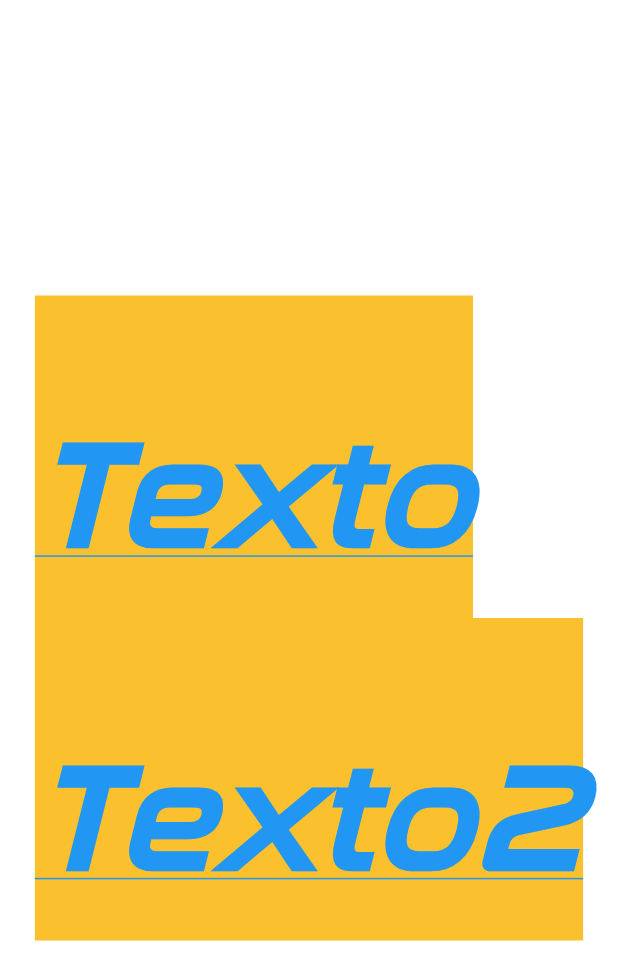
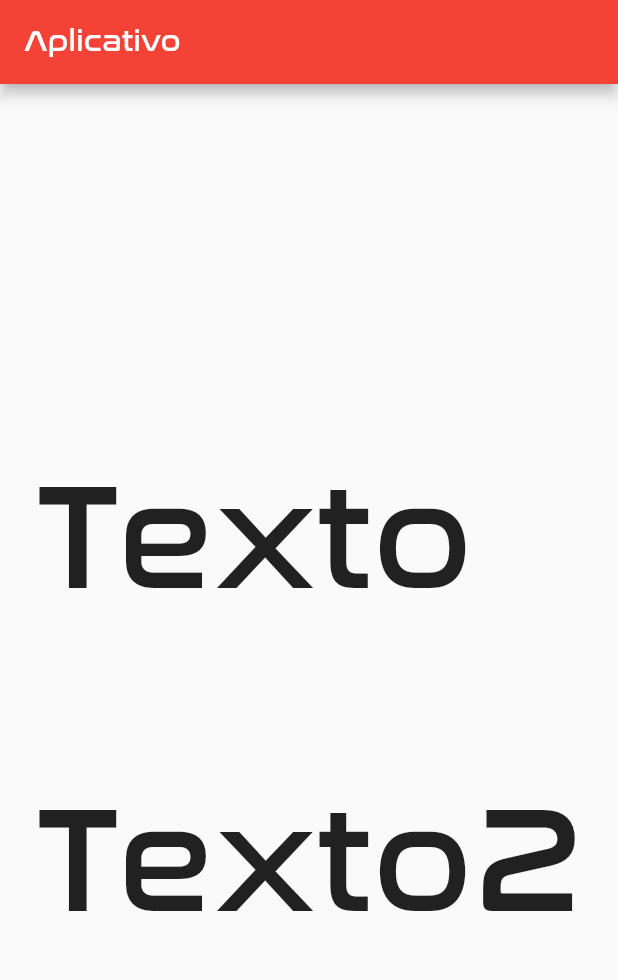
Before and after one commit to lucasantoniodev/Aprendendo_flutter_com_daves, a Flutter app: the screen it shows after launch, on a phone screen of 412 x 824 dp. Shown: the top 980 px of the screen. Run offline on Flutter 3.47's test engine with Material 2 defaults, Android fonts, the phone set to English and light mode, and no system bars.

Commit message:
Aplicando font como tema em todo o projeto "theme"

```diff
--- a/lib/main.dart
+++ b/lib/main.dart
@@ -9,7 +9,17 @@ class MyApp extends StatelessWidget {
 
   @override
   Widget build(BuildContext context) {
-    return Center(
+    return MaterialApp(
+      debugShowCheckedModeBanner: false,
+      theme: ThemeData( // Definindo um tema padrão para todo seu projeto
+        primarySwatch: Colors.red,
+        fontFamily: 'Nasalization-rg',
+      ),
+      home: Scaffold(
+          appBar: AppBar(
+            title: const Text('Aplicativo'),
+          ),
+          body: const Center(
             child: Text(
               'Texto\nTexto2', // Adicionando outra linha de texto
               textDirection:
@@ -17,15 +27,17 @@ class MyApp extends StatelessWidget {
               style: TextStyle(
                 height: 2.15, // DISTÂNCIA ENTRE OS TEXTOS !!!!!!!
                 fontSize: 100, // Alterar tamanho do texto (px);
-          fontStyle: FontStyle.italic,
-          fontWeight:
-              FontWeight.bold, // Alterar o peso/espessura do texto "negrito";
-          color: Colors.blue, // Cor do texto
-          backgroundColor: Colors.yellow.shade700,
-          decoration: TextDecoration.underline,
-          fontFamily: 'Nasalization-rg', // Font do texto da pasta assets configurado no pubspec.yaml
+                // fontStyle: FontStyle.italic,
+                // fontWeight: FontWeight
+                //     .bold, // Alterar o peso/espessura do texto "negrito";
+                // color: Colors.blue, // Cor do texto
+                // backgroundColor: Colors.yellow.shade700,
+                // decoration: TextDecoration.underline,
               ),
             ),
+          )),
     );
+
+    //
   }
 }
```
Lines whose indentation alone changed are shown as unchanged.
